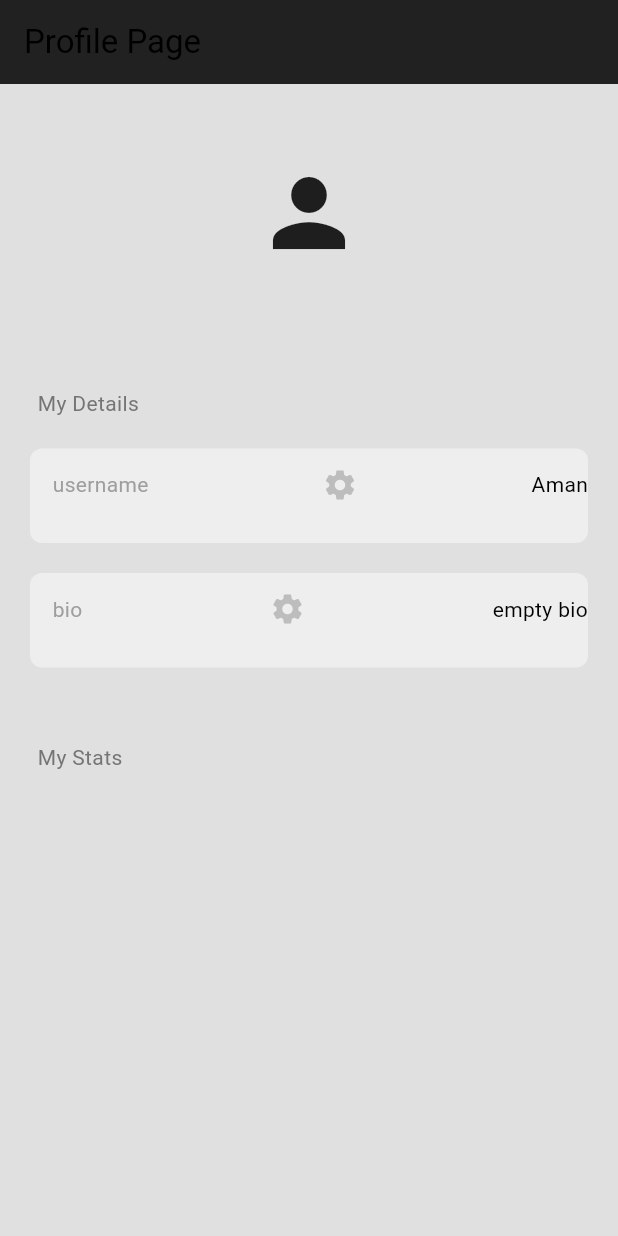
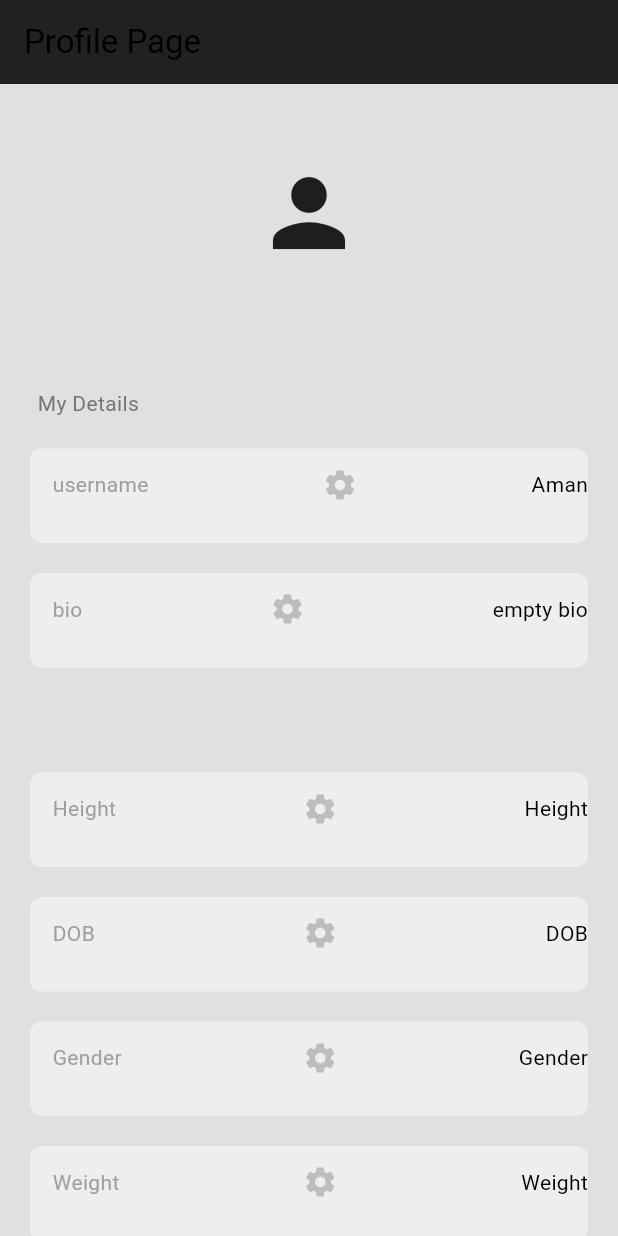
Before and after one commit to amankidwai88/Fitness_App_Bad, a Flutter app: the screen it shows once a user with an empty profile is signed in, in the side drawer, after a tap on "User Profile", on a phone screen of 412 x 824 dp. Run offline on Flutter 3.47's test engine with Material 3 defaults, Android fonts, the phone set to English and light mode, and no system bars; our stand-ins replace bloc, cloud_firestore, equatable, firebase_auth, firebase_core, flutter_bloc and 1 more; accounts and stored records are empty.

Commit message:
New items added to profile page

```diff
--- a/Flutter_FinalProject-master/lib/screens/profile_page.dart
+++ b/Flutter_FinalProject-master/lib/screens/profile_page.dart
@@ -69,6 +69,28 @@ class _ProfilePageState extends State<ProfilePage> {
           const SizedBox(height: 50), // MyTextBox
 
           //gymstuff
+          MyTextBox(
+            text: 'Height',
+            sectionName: 'Height',
+            onPressed: () => editField('Height'),
+          ),
+          //
+          MyTextBox(
+            text: 'DOB',
+            sectionName: 'DOB',
+            onPressed: () => editField('DOB'),
+          ),
+          MyTextBox(
+            text: 'Gender',
+            sectionName: 'Gender',
+            onPressed: () => editField('Gender'),
+          ),
+          MyTextBox(
+            text: 'Weight',
+            sectionName: 'Weight',
+            onPressed: () => editField('Weight'),
+          ),
+
           //user details
           Padding(
             padding: const EdgeInsets.only(left: 25.0),
```
Also changed, not shown: Flutter_FinalProject-master/lib/screens/login.dart (+3 -4 lines).
